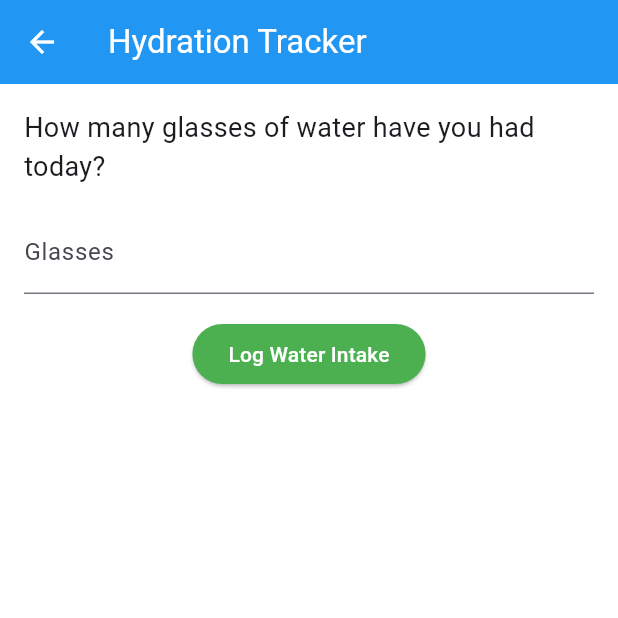
After one commit to Wendy-Okoth/HealthHub, a Flutter app: the HydrationScreen screen opened directly, on a phone screen of 412 x 824 dp, the top half of it. The commit adds this screen. Run offline on Flutter 3.47's test engine with Material 3 defaults, Android fonts, the phone set to English and light mode, and no system bars; our stand-ins replace fl_chart, flutter_local_notifications, geolocator, google_maps_flutter, pedometer, supabase_flutter and 1 more; accounts and stored records are empty.

Commit message:
feat: add HydrationScreen with Supabase logging and UI integration

```diff
--- a/lib/main.dart
+++ b/lib/main.dart
@@ -6,12 +6,15 @@ import 'services/notifications.dart';
 
 Future<void> main() async {
   WidgetsFlutterBinding.ensureInitialized();
+
   await Supabase.initialize(
     url: 'https://amnttxgxzsmcrxijnvkr.supabase.co',
     anonKey:
         'eyJhbGciOiJIUzI1NiIsInR5cCI6IkpXVCJ9.eyJpc3MiOiJzdXBhYmFzZSIsInJlZiI6ImFtbnR0eGd4enNtY3J4aWpudmtyIiwicm9sZSI6ImFub24iLCJpYXQiOjE3NjA5NjY1MDEsImV4cCI6MjA3NjU0MjUwMX0.kP4Z2_eAX5uf0Ez1IhWXUAe0pfRbmmsTi_jdPK8aVuo',
   );
+
   await initializeNotifications();
+
   runApp(const HealthHubApp());
 }
 
--- /dev/null
+++ b/lib/screens/hydration_screen.dart
@@ -0,0 +1,86 @@
+import 'package:flutter/material.dart';
+import 'package:supabase_flutter/supabase_flutter.dart';
+
+class HydrationScreen extends StatefulWidget {
+  const HydrationScreen({super.key});
+
+  @override
+  State<HydrationScreen> createState() => _HydrationScreenState();
+}
+
+class _HydrationScreenState extends State<HydrationScreen> {
+  final supabase = Supabase.instance.client;
+  int glasses = 0;
+  bool isLoading = false;
+
+  Future<void> logWaterIntake() async {
+    setState(() => isLoading = true);
+    final userId = supabase.auth.currentUser?.id;
+
+    if (userId == null) {
+      setState(() => isLoading = false);
+      ScaffoldMessenger.of(context).showSnackBar(
+        const SnackBar(content: Text('User not authenticated')),
+      );
+      return;
+    }
+
+    final today = DateTime.now().toIso8601String().substring(0, 10); // YYYY-MM-DD
+
+    final existing = await supabase
+        .from('hydration_logs')
+        .select()
+        .eq('user_id', userId)
+        .eq('date', today)
+        .maybeSingle();
+
+    if (existing != null) {
+      await supabase
+          .from('hydration_logs')
+          .update({'glasses': glasses})
+          .eq('id', existing['id']);
+    } else {
+      await supabase.from('hydration_logs').insert({
+        'user_id': userId,
+        'date': today,
+        'glasses': glasses,
+      });
+    }
+
+    setState(() => isLoading = false);
+    ScaffoldMessenger.of(context).showSnackBar(
+      SnackBar(content: Text('Logged $glasses glasses of water')),
+    );
+  }
+
+  @override
+  Widget build(BuildContext context) {
+    return Scaffold(
+      appBar: AppBar(title: const Text('Hydration Tracker')),
+      body: Padding(
+        padding: const EdgeInsets.all(16),
+        child: Column(
+          children: [
+            const Text(
+              'How many glasses of water have you had today?',
+              style: TextStyle(fontSize: 18),
+            ),
+            const SizedBox(height: 16),
+            TextField(
+              decoration: const InputDecoration(labelText: 'Glasses'),
+              keyboardType: TextInputType.number,
+              onChanged: (val) => glasses = int.tryParse(val) ?? 0,
+            ),
+            const SizedBox(height: 16),
+            ElevatedButton(
+              onPressed: isLoading ? null : logWaterIntake,
+              child: isLoading
+                  ? const CircularProgressIndicator()
+                  : const Text('Log Water Intake'),
+            ),
+          ],
+        ),
+      ),
+    );
+  }
+}
--- a/lib/services/notifications.dart
+++ b/lib/services/notifications.dart
@@ -25,7 +25,7 @@ Future<void> scheduleSleepReminder() async {
     'Time to wind down 💤',
     'Log in your time and get ready to sleep',
     _next10PM(),
-    const NotificationDetails(
+    NotificationDetails(
       android: AndroidNotificationDetails('sleep_channel', 'Sleep Reminders'),
     ),
     androidAllowWhileIdle: true,
```
Also changed, not shown: lib/screens/home_screen.dart (+11 -1 lines).
